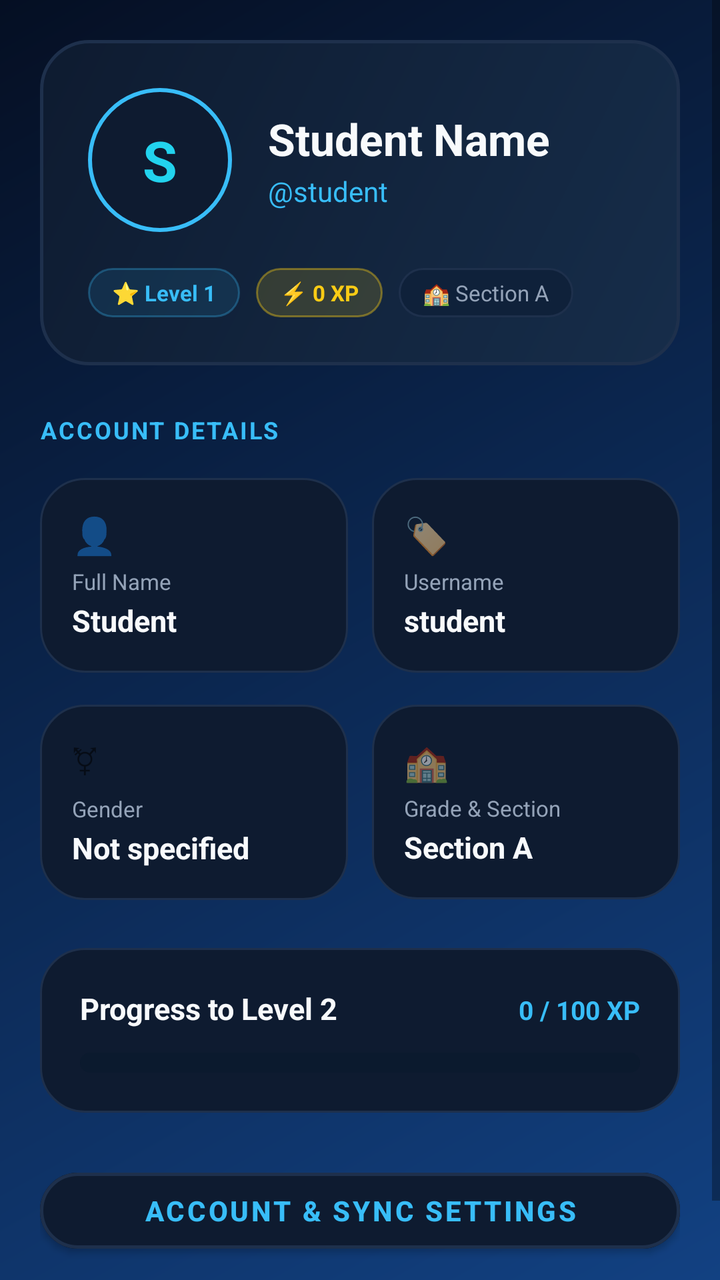
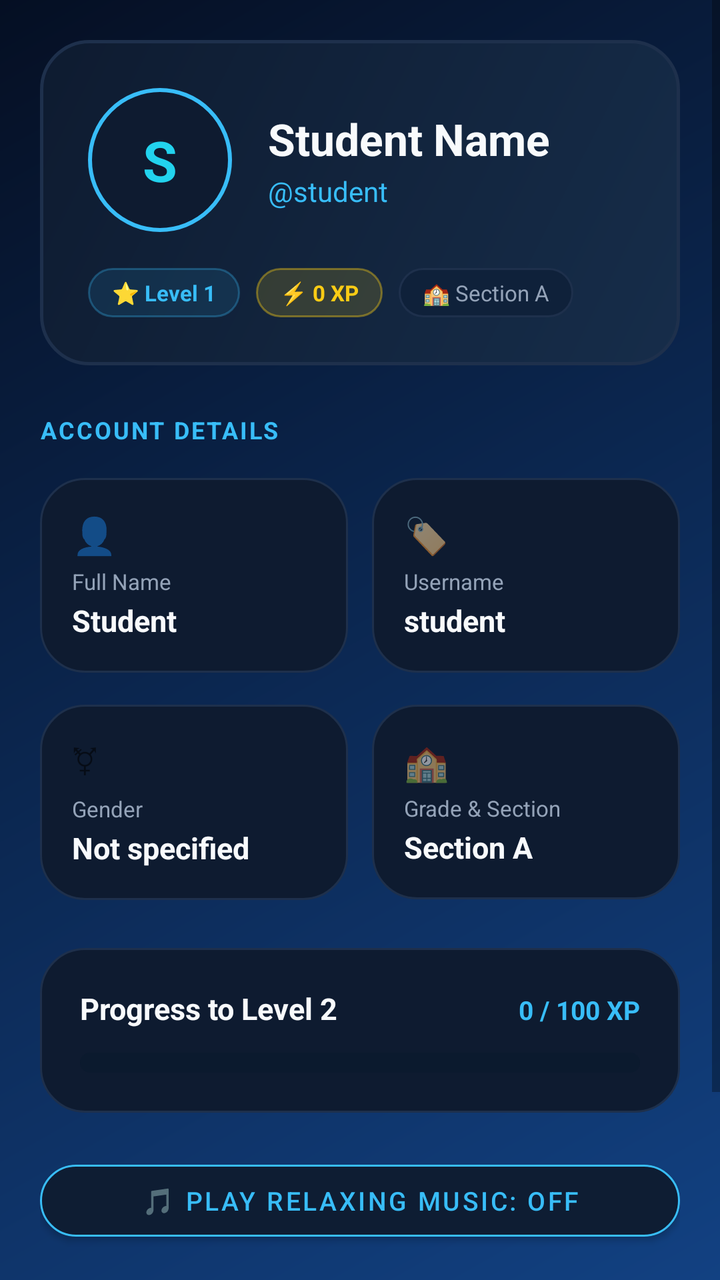

Screens rendered from an Android XML layout before and after an edit, with the pre-edit source and the edit as a unified diff.
<!-- AndroidManifest.xml: application theme Theme.DigiView -->
<!-- res/layout/layout_profile.xml -->
<?xml version="1.0" encoding="utf-8"?>
<ScrollView
    xmlns:android="http://schemas.android.com/apk/res/android"
    xmlns:app="http://schemas.android.com/apk/res-auto"
    android:layout_width="match_parent"
    android:layout_height="match_parent"
    android:fillViewport="true">

    <LinearLayout
        android:layout_width="match_parent"
        android:layout_height="wrap_content"
        android:orientation="vertical"
        android:padding="20dp">

        
        <LinearLayout
            android:layout_width="match_parent"
            android:layout_height="wrap_content"
            android:background="@drawable/bg_hero"
            android:orientation="vertical"
            android:padding="24dp">

            <LinearLayout
                android:layout_width="match_parent"
                android:layout_height="wrap_content"
                android:orientation="horizontal"
                android:gravity="center_vertical">

                <TextView
                    android:id="@+id/profileAvatar"
                    android:layout_width="72dp"
                    android:layout_height="72dp"
                    android:background="@drawable/bg_avatar"
                    android:gravity="center"
                    android:text="S"
                    android:textColor="@color/cyan_glow"
                    android:textSize="28sp"
                    android:textStyle="bold"
                    android:layout_marginEnd="18dp" />

                <LinearLayout
                    android:layout_width="0dp"
                    android:layout_height="wrap_content"
                    android:layout_weight="1"
                    android:orientation="vertical">

                    <TextView
                        android:id="@+id/profileFullName"
                        android:layout_width="wrap_content"
                        android:layout_height="wrap_content"
                        android:text="Student Name"
                        android:textColor="@color/text_white"
                        android:textSize="22sp"
                        android:textStyle="bold" />

                    <TextView
                        android:id="@+id/profileUsername"
                        android:layout_width="wrap_content"
                        android:layout_height="wrap_content"
                        android:text="@student"
                        android:textColor="@color/cyan"
                        android:textSize="14sp"
                        android:layout_marginTop="2dp" />
                </LinearLayout>
            </LinearLayout>

            
            <LinearLayout
                android:layout_width="match_parent"
                android:layout_height="wrap_content"
                android:orientation="horizontal"
                android:layout_marginTop="18dp">

                <TextView
                    android:id="@+id/profileChipLevel"
                    android:layout_width="wrap_content"
                    android:layout_height="wrap_content"
                    android:background="@drawable/bg_chip"
                    android:paddingStart="12dp"
                    android:paddingTop="5dp"
                    android:paddingEnd="12dp"
                    android:paddingBottom="5dp"
                    android:text="⭐ Level 1"
                    android:textColor="@color/cyan"
                    android:textSize="11sp"
                    android:textStyle="bold"
                    android:layout_marginEnd="8dp" />

                <TextView
                    android:id="@+id/profileChipXp"
                    android:layout_width="wrap_content"
                    android:layout_height="wrap_content"
                    android:background="@drawable/bg_chip_gold"
                    android:paddingStart="12dp"
                    android:paddingTop="5dp"
                    android:paddingEnd="12dp"
                    android:paddingBottom="5dp"
                    android:text="⚡ 0 XP"
                    android:textColor="@color/gold"
                    android:textSize="11sp"
                    android:textStyle="bold"
                    android:layout_marginEnd="8dp" />

                <TextView
                    android:id="@+id/profileChipSection"
                    android:layout_width="wrap_content"
                    android:layout_height="wrap_content"
                    android:background="@drawable/bg_pill"
                    android:paddingStart="12dp"
                    android:paddingTop="5dp"
                    android:paddingEnd="12dp"
                    android:paddingBottom="5dp"
                    android:text="🏫 Section A"
                    android:textColor="@color/muted"
                    android:textSize="11sp" />
            </LinearLayout>
        </LinearLayout>

        
        <TextView
            android:layout_width="wrap_content"
            android:layout_height="wrap_content"
            android:text="ACCOUNT DETAILS"
            android:textColor="@color/cyan"
            android:textSize="12sp"
            android:textStyle="bold"
            android:letterSpacing="0.08"
            android:layout_marginTop="24dp"
            android:layout_marginBottom="12dp" />

        <GridLayout
            android:layout_width="match_parent"
            android:layout_height="wrap_content"
            android:columnCount="2"
            android:rowCount="2"
            android:useDefaultMargins="true"
            android:alignmentMode="alignMargins">

            
            <LinearLayout
                android:layout_width="0dp"
                android:layout_height="wrap_content"
                android:layout_columnWeight="1"
                android:background="@drawable/bg_card"
                android:orientation="vertical"
                android:padding="16dp"
                android:layout_marginEnd="6dp"
                android:layout_marginBottom="12dp">

                <TextView
                    android:layout_width="wrap_content"
                    android:layout_height="wrap_content"
                    android:text="👤"
                    android:textSize="18sp" />

                <TextView
                    android:layout_width="wrap_content"
                    android:layout_height="wrap_content"
                    android:text="Full Name"
                    android:textColor="@color/muted"
                    android:textSize="11sp"
                    android:layout_marginTop="4dp" />

                <TextView
                    android:id="@+id/profileTileFullName"
                    android:layout_width="wrap_content"
                    android:layout_height="wrap_content"
                    android:text="Student"
                    android:textColor="@color/text_white"
                    android:textSize="15sp"
                    android:textStyle="bold"
                    android:layout_marginTop="2dp" />
            </LinearLayout>

            
            <LinearLayout
                android:layout_width="0dp"
                android:layout_height="wrap_content"
                android:layout_columnWeight="1"
                android:background="@drawable/bg_card"
                android:orientation="vertical"
                android:padding="16dp"
                android:layout_marginStart="6dp"
                android:layout_marginBottom="12dp">

                <TextView
                    android:layout_width="wrap_content"
                    android:layout_height="wrap_content"
                    android:text="🏷️"
                    android:textSize="18sp" />

                <TextView
                    android:layout_width="wrap_content"
                    android:layout_height="wrap_content"
                    android:text="Username"
                    android:textColor="@color/muted"
                    android:textSize="11sp"
                    android:layout_marginTop="4dp" />

                <TextView
                    android:id="@+id/profileTileUsername"
                    android:layout_width="wrap_content"
                    android:layout_height="wrap_content"
                    android:text="student"
                    android:textColor="@color/text_white"
                    android:textSize="15sp"
                    android:textStyle="bold"
                    android:layout_marginTop="2dp" />
            </LinearLayout>

            
            <LinearLayout
                android:layout_width="0dp"
                android:layout_height="wrap_content"
                android:layout_columnWeight="1"
                android:background="@drawable/bg_card"
                android:orientation="vertical"
                android:padding="16dp"
                android:layout_marginEnd="6dp">

                <TextView
                    android:layout_width="wrap_content"
                    android:layout_height="wrap_content"
                    android:text="⚧"
                    android:textSize="18sp" />

                <TextView
                    android:layout_width="wrap_content"
                    android:layout_height="wrap_content"
                    android:text="Gender"
                    android:textColor="@color/muted"
                    android:textSize="11sp"
                    android:layout_marginTop="4dp" />

                <TextView
                    android:id="@+id/profileTileGender"
                    android:layout_width="wrap_content"
                    android:layout_height="wrap_content"
                    android:text="Not specified"
                    android:textColor="@color/text_white"
                    android:textSize="15sp"
                    android:textStyle="bold"
                    android:layout_marginTop="2dp" />
            </LinearLayout>

            
            <LinearLayout
                android:layout_width="0dp"
                android:layout_height="wrap_content"
                android:layout_columnWeight="1"
                android:background="@drawable/bg_card"
                android:orientation="vertical"
                android:padding="16dp"
                android:layout_marginStart="6dp">

                <TextView
                    android:layout_width="wrap_content"
                    android:layout_height="wrap_content"
                    android:text="🏫"
                    android:textSize="18sp" />

                <TextView
                    android:layout_width="wrap_content"
                    android:layout_height="wrap_content"
                    android:text="Grade &amp; Section"
                    android:textColor="@color/muted"
                    android:textSize="11sp"
                    android:layout_marginTop="4dp" />

                <TextView
                    android:id="@+id/profileTileSection"
                    android:layout_width="wrap_content"
                    android:layout_height="wrap_content"
                    android:text="Section A"
                    android:textColor="@color/text_white"
                    android:textSize="15sp"
                    android:textStyle="bold"
                    android:layout_marginTop="2dp" />
            </LinearLayout>
        </GridLayout>

        
        <LinearLayout
            android:layout_width="match_parent"
            android:layout_height="wrap_content"
            android:background="@drawable/bg_card"
            android:orientation="vertical"
            android:padding="20dp"
            android:layout_marginTop="20dp">

            <LinearLayout
                android:layout_width="match_parent"
                android:layout_height="wrap_content"
                android:orientation="horizontal">

                <TextView
                    android:id="@+id/profileNextLevelTitle"
                    android:layout_width="0dp"
                    android:layout_height="wrap_content"
                    android:layout_weight="1"
                    android:text="Progress to Level 2"
                    android:textColor="@color/text_white"
                    android:textSize="15sp"
                    android:textStyle="bold" />

                <TextView
                    android:id="@+id/profileProgressRatio"
                    android:layout_width="wrap_content"
                    android:layout_height="wrap_content"
                    android:text="0 / 100 XP"
                    android:textColor="@color/cyan"
                    android:textSize="13sp"
                    android:textStyle="bold" />
            </LinearLayout>

            <ProgressBar
                android:id="@+id/profileLevelProgressBar"
                style="@android:style/Widget.ProgressBar.Horizontal"
                android:layout_width="match_parent"
                android:layout_height="10dp"
                android:progressDrawable="@drawable/bg_progress_pill"
                android:progress="0"
                android:layout_marginTop="12dp" />
        </LinearLayout>

        
        <com.google.android.material.button.MaterialButton
            android:id="@+id/btnProfileAuth"
            android:layout_width="match_parent"
            android:layout_height="50dp"
            android:backgroundTint="@color/d_card"
            app:strokeColor="@color/d_line"
            app:strokeWidth="1.5dp"
            android:text="Account &amp; Sync Settings"
            android:textColor="@color/cyan"
            android:textSize="14sp"
            android:textStyle="bold"
            app:cornerRadius="25dp"
            android:layout_marginTop="24dp" />

        <View
            android:layout_width="match_parent"
            android:layout_height="32dp" />

    </LinearLayout>
</ScrollView>
<!-- resources referenced by this layout -->
<resources>
  <color name="cyan">#38BDF8</color>
  <color name="cyan_glow">#22D3EE</color>
  <color name="d_card">#0E1B30</color>
  <color name="d_line">#1E304C</color>
  <color name="gold">#FACC15</color>
  <color name="muted">#94A3B8</color>
  <color name="text_white">#F8FAFC</color>
  <!-- drawable bg_avatar (drawable) -->
  <?xml version="1.0" encoding="utf-8"?>
  <shape xmlns:android="http://schemas.android.com/apk/res/android"
      android:shape="oval">
      <solid android:color="@color/d_card" />
      <stroke
          android:width="2dp"
          android:color="@color/cyan" />
  </shape>
  <!-- drawable bg_card (drawable) -->
  <?xml version="1.0" encoding="utf-8"?>
  <shape xmlns:android="http://schemas.android.com/apk/res/android"
      android:shape="rectangle">
      <solid android:color="@color/d_card" />
      <stroke
          android:width="1dp"
          android:color="@color/d_line" />
      <corners android:radius="22dp" />
  </shape>
  <!-- drawable bg_chip (drawable) -->
  <?xml version="1.0" encoding="utf-8"?>
  <shape xmlns:android="http://schemas.android.com/apk/res/android"
      android:shape="rectangle">
      <corners android:radius="16dp" />
      <solid android:color="#1A38BDF8" />
      <stroke
          android:width="1dp"
          android:color="#4D38BDF8" />
  </shape>
  <!-- drawable bg_chip_gold (drawable) -->
  <?xml version="1.0" encoding="utf-8"?>
  <shape xmlns:android="http://schemas.android.com/apk/res/android"
      android:shape="rectangle">
      <corners android:radius="16dp" />
      <solid android:color="#26FACC15" />
      <stroke
          android:width="1dp"
          android:color="#66FACC15" />
  </shape>
  <!-- drawable bg_hero (drawable) -->
  <?xml version="1.0" encoding="utf-8"?>
  <shape xmlns:android="http://schemas.android.com/apk/res/android"
      android:shape="rectangle">
      <corners android:radius="24dp" />
      <gradient
          android:angle="135"
          android:startColor="#162D4A"
          android:endColor="#0E1B30"
          android:type="linear" />
      <stroke
          android:width="1.5dp"
          android:color="@color/d_line" />
  </shape>
  <!-- drawable bg_pill (drawable) -->
  <?xml version="1.0" encoding="utf-8"?>
  <shape xmlns:android="http://schemas.android.com/apk/res/android"
      android:shape="rectangle">
      <corners android:radius="20dp" />
      <solid android:color="#0F213A" />
      <stroke
          android:width="1dp"
          android:color="@color/d_line" />
  </shape>
  <style name="Theme.DigiView" parent="Theme.MaterialComponents.DayNight.NoActionBar">
          
          <item name="colorPrimary">@color/blue</item>
          <item name="colorPrimaryVariant">@color/blue_hover</item>
          <item name="colorOnPrimary">@color/text_white</item>
  
          
          <item name="colorSecondary">@color/cyan</item>
          <item name="colorSecondaryVariant">@color/cyan_glow</item>
          <item name="colorOnSecondary">@color/d_sidebar</item>
  
          
          <item name="android:statusBarColor">@color/d_top</item>
          <item name="android:navigationBarColor">@color/d_sidebar</item>
          <item name="android:windowBackground">@drawable/bg_gradient</item>
      </style>
  <color name="blue">#2563EB</color>
  <color name="blue_hover">#1D4ED8</color>
  <color name="d_sidebar">#060F1E</color>
  <color name="d_top">#071120</color>
  <!-- drawable bg_gradient (drawable) -->
  <?xml version="1.0" encoding="utf-8"?>
  <shape xmlns:android="http://schemas.android.com/apk/res/android"
      android:shape="rectangle">
      <gradient
          android:type="linear"
          android:angle="315"
          android:startColor="@color/d_bg_start"
          android:endColor="@color/d_bg_end" />
  </shape>
  <color name="d_bg_start">#050F23</color>
  <color name="d_bg_end">#124182</color>
  <!-- unchanged entries left out for length: 1 -->
</resources>

<!-- the commit's change to res/layout/layout_profile.xml (unified diff, before → after) -->
@@ -325,6 +325,20 @@
 
         
         <com.google.android.material.button.MaterialButton
+            android:id="@+id/btnToggleRelaxMusic"
+            android:layout_width="match_parent"
+            android:layout_height="48dp"
+            android:backgroundTint="#0E1D33"
+            app:strokeColor="@color/cyan"
+            app:strokeWidth="1dp"
+            android:text="🎵 Play Relaxing Music: OFF"
+            android:textColor="@color/cyan"
+            android:textSize="13sp"
+            app:cornerRadius="24dp"
+            android:layout_marginTop="20dp" />
+
+        
+        <com.google.android.material.button.MaterialButton
             android:id="@+id/btnProfileAuth"
             android:layout_width="match_parent"
             android:layout_height="50dp"
